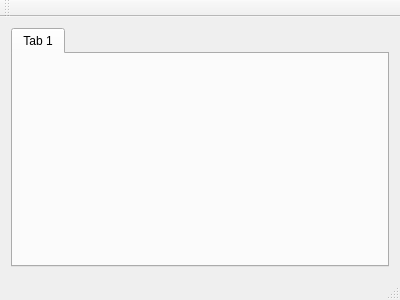
Old version of the form TxtEdit/mainwindow.ui in the repository j-christensen/TxtEdit.
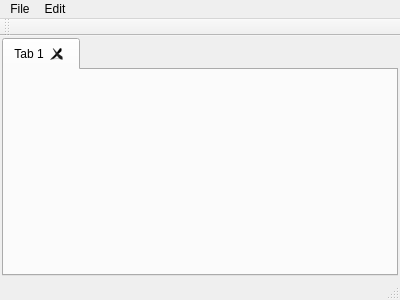
New version of the form.

Commit message: Updated newTab(QString str) function to name new tabs either using the string passed to it, or as "Untitled #) where # is a number to keep track of how many untitled files there are.

What changed in the file:
```diff
--- a/TxtEdit/mainwindow.ui
+++ b/TxtEdit/mainwindow.ui
@@ -15,11 +15,32 @@
   </property>
   <widget class="QWidget" name="centralWidget">
    <layout class="QVBoxLayout" name="verticalLayout">
+    <property name="spacing">
+     <number>2</number>
+    </property>
+    <property name="leftMargin">
+     <number>2</number>
+    </property>
+    <property name="topMargin">
+     <number>2</number>
+    </property>
+    <property name="rightMargin">
+     <number>2</number>
+    </property>
+    <property name="bottomMargin">
+     <number>2</number>
+    </property>
     <item>
      <widget class="QTabWidget" name="tabWidget">
       <property name="currentIndex">
        <number>0</number>
       </property>
+      <property name="tabsClosable">
+       <bool>true</bool>
+      </property>
+      <property name="movable">
+       <bool>true</bool>
+      </property>
       <widget class="QWidget" name="tab">
        <attribute name="title">
         <string>Tab 1</string>
@@ -38,6 +59,34 @@
      <height>22</height>
     </rect>
    </property>
+   <widget class="QMenu" name="menuFile">
+    <property name="title">
+     <string>File</string>
+    </property>
+    <addaction name="actionNew"/>
+    <addaction name="actionOpen"/>
+    <addaction name="actionSave"/>
+    <addaction name="actionSave_As"/>
+    <addaction name="actionRevert"/>
+    <addaction name="separator"/>
+    <addaction name="actionClose"/>
+    <addaction name="actionClose_All"/>
+    <addaction name="separator"/>
+    <addaction name="actionExit"/>
+   </widget>
+   <widget class="QMenu" name="menuEdit">
+    <property name="title">
+     <string>Edit</string>
+    </property>
+    <addaction name="actionUndo"/>
+    <addaction name="actionRedo"/>
+    <addaction name="separator"/>
+    <addaction name="actionCopy"/>
+    <addaction name="actionCut"/>
+    <addaction name="actionPaste"/>
+   </widget>
+   <addaction name="menuFile"/>
+   <addaction name="menuEdit"/>
   </widget>
   <widget class="QToolBar" name="mainToolBar">
    <attribute name="toolBarArea">
```
Left out of the diff: 65 changed lines with no effect on the pictures. The commit also changes 7 other files.
